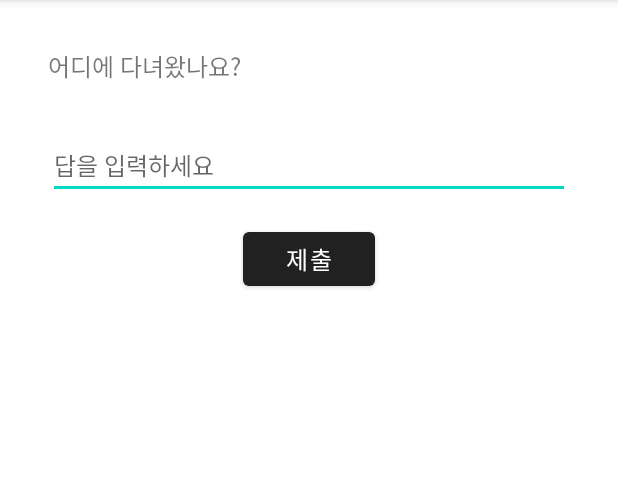
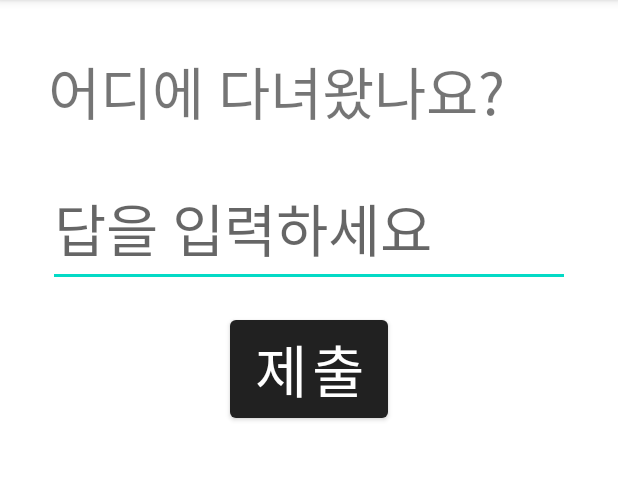
Before and after one commit to JSY8869/Us-su, an Android app: the Game2Activity screen opened directly, with no data from a screen before it, on a phone screen of 412 x 824 dp, the part 84-564 px from its top. Run offline under Robolectric (Android 15) with nearby library versions, the phone set to English and light mode, and no system bars; 2 statements that could not run were skipped.

Commit message:
v6.3 글씨 크기

```diff
--- a/Develop/park-sohyeon/UI/APP/app/src/main/java/com/ussu/memorydiary/GameVersionActivity.kt
+++ b/Develop/park-sohyeon/UI/APP/app/src/main/java/com/ussu/memorydiary/GameVersionActivity.kt
@@ -5,7 +5,7 @@ import androidx.appcompat.app.AppCompatActivity
 import android.os.Bundle
 import android.view.View
 
-class GameVersionActivity : AppCompatActivity() {
+class GameVersionActivity : BaseActivity() {
     override fun onCreate(savedInstanceState: Bundle?) {
         super.onCreate(savedInstanceState)
         setContentView(R.layout.activity_game_version)
--- a/Develop/park-sohyeon/UI/APP/app/src/main/res/layout/activity_calendar.xml
+++ b/Develop/park-sohyeon/UI/APP/app/src/main/res/layout/activity_calendar.xml
@@ -10,6 +10,7 @@
         android:id="@+id/calendarView"
         android:layout_width="match_parent"
         android:layout_height="wrap_content"
-        tools:ignore="MissingConstraints" />
+        tools:ignore="MissingConstraints"
+        />
 
 </androidx.constraintlayout.widget.ConstraintLayout>
--- a/Develop/park-sohyeon/UI/APP/app/src/main/res/layout/activity_diary.xml
+++ b/Develop/park-sohyeon/UI/APP/app/src/main/res/layout/activity_diary.xml
@@ -17,7 +17,8 @@
         <TextView
             android:id="@+id/textViewDate"
             android:layout_width="match_parent"
-            android:layout_height="32dp" />
+            android:layout_height="wrap_content"
+            android:textSize="?attr/mainTextSize"/>
 
         <EditText
             android:id="@+id/EditTextDiary"
@@ -61,7 +62,7 @@
 
         <TextView
             android:layout_width="match_parent"
-            android:layout_height="32dp"
+            android:layout_height="wrap_content"
             android:layout_marginTop="16dp"
             android:text="문장 뒤에 꼭 온점(.)을 찍어주세요."
             android:textSize="?attr/mainTextSize"
--- a/Develop/park-sohyeon/UI/APP/app/src/main/res/layout/activity_game.xml
+++ b/Develop/park-sohyeon/UI/APP/app/src/main/res/layout/activity_game.xml
@@ -18,7 +18,7 @@
         <TextView
             android:id="@+id/textViewQuestion"
             android:layout_width="match_parent"
-            android:layout_height="32dp"
+            android:layout_height="wrap_content"
             android:textSize="?attr/mainTextSize"/>
 
         <LinearLayout
--- a/Develop/park-sohyeon/UI/APP/app/src/main/res/layout/activity_game2.xml
+++ b/Develop/park-sohyeon/UI/APP/app/src/main/res/layout/activity_game2.xml
@@ -18,7 +18,7 @@
         <TextView
             android:id="@+id/textViewQuestion"
             android:layout_width="match_parent"
-            android:layout_height="32dp"
+            android:layout_height="wrap_content"
             android:text="어디에 다녀왔나요?"
             android:textSize="?attr/mainTextSize"/>
 
--- a/Develop/park-sohyeon/UI/APP/app/src/main/res/layout/activity_location.xml
+++ b/Develop/park-sohyeon/UI/APP/app/src/main/res/layout/activity_location.xml
@@ -16,7 +16,7 @@
         <TextView
             android:id="@+id/textViewQuestion"
             android:layout_width="match_parent"
-            android:layout_height="32dp"
+            android:layout_height="wrap_content"
             android:text="어디에 다녀왔나요?"
             android:textSize="?attr/mainTextSize"/>
 
--- a/Develop/park-sohyeon/UI/APP/app/src/main/res/layout/activity_login.xml
+++ b/Develop/park-sohyeon/UI/APP/app/src/main/res/layout/activity_login.xml
@@ -21,7 +21,8 @@
             android:gravity="center"
             android:padding="48dp"
             android:text="로그인"
-            android:textColor="@color/white"
+            android:textColor="@color/black"
+            android:backgroundTint="@color/white"
             android:textSize="36sp"
             app:layout_constraintEnd_toEndOf="parent"
             app:layout_constraintStart_toStartOf="parent"
--- a/Develop/park-sohyeon/UI/APP/app/src/main/res/layout/activity_signup.xml
+++ b/Develop/park-sohyeon/UI/APP/app/src/main/res/layout/activity_signup.xml
@@ -20,7 +20,8 @@
             android:gravity="center"
             android:padding="48dp"
             android:text="회원가입"
-            android:textColor="@color/white"
+            android:textColor="@color/black"
+            android:backgroundTint="@color/white"
             android:textSize="36sp"
             app:layout_constraintEnd_toEndOf="parent"
             app:layout_constraintStart_toStartOf="parent"
--- a/Develop/park-sohyeon/UI/APP/app/src/main/res/values/dimens.xml
+++ b/Develop/park-sohyeon/UI/APP/app/src/main/res/values/dimens.xml
@@ -1,6 +1,6 @@
 <?xml version="1.0" encoding="utf-8"?>
 <resources>
-    <dimen name="main_text_size_0">12sp</dimen>
-    <dimen name="main_text_size_1">16sp</dimen>
-    <dimen name="main_text_size_2">20sp</dimen>
+    <dimen name="main_text_size_0">28sp</dimen>
+    <dimen name="main_text_size_1">38sp</dimen>
+    <dimen name="main_text_size_2">56sp</dimen>
 </resources>
```
Also changed, not shown: Develop/park-sohyeon/UI/APP/app/src/main/AndroidManifest.xml (+5 -5 lines).
